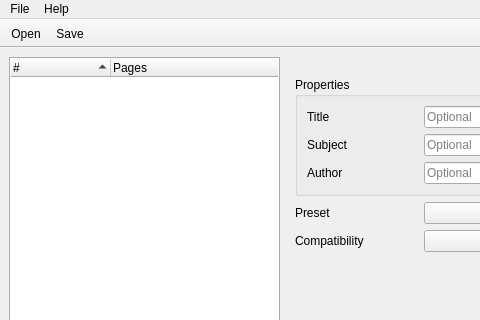
Before: the Qt Designer form assets/fusepdf.ui in nettstudio/fusepdf, drawn with Qt 5; both pictures show x 0 to 480 and y 0 to 320 of the 565 by 555 pixel window.
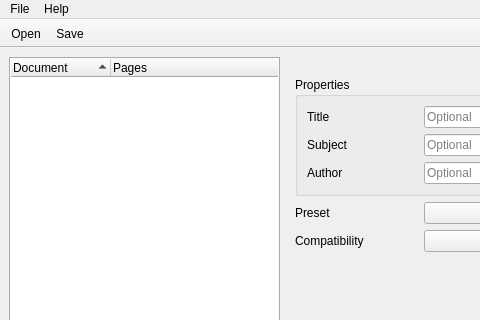
After: the same form once the commit is applied. Icons and pictures are not drawn. Custom widgets are drawn as their Qt base class.

What changed in the file:
```diff
--- a/assets/fusepdf.ui
+++ b/assets/fusepdf.ui
@@ -117,7 +117,7 @@
             </attribute>
             <column>
              <property name="text">
-              <string notr="true">#</string>
+              <string notr="true">Document</string>
              </property>
             </column>
             <column>
```
Left out of the diff: 6 changed lines with no effect on the pictures.
